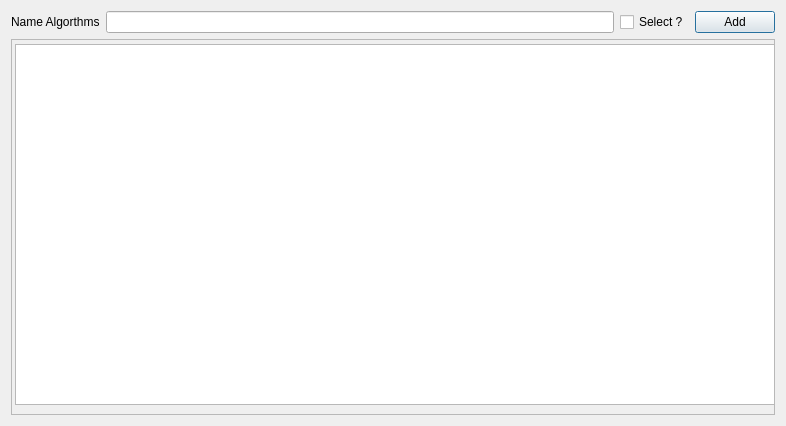
smart-tool/smart-gui, file SMART-GUI-V2/addalgo.ui: the form before one commit.
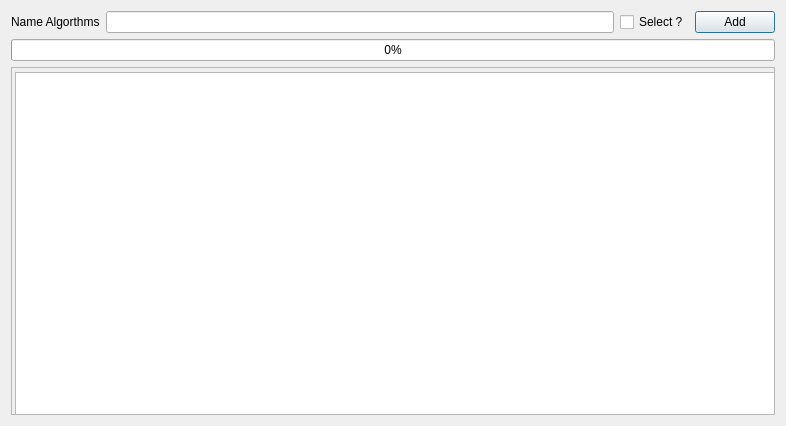
The form after the commit.

The edit to the form file:
```diff
--- a/SMART-GUI-V2/addalgo.ui
+++ b/SMART-GUI-V2/addalgo.ui
@@ -42,7 +42,7 @@
      </item>
     </layout>
    </item>
-   <item row="1" column="0">
+   <item row="2" column="0">
     <widget class="QScrollArea" name="scrollArea">
      <property name="widgetResizable">
       <bool>true</bool>
@@ -53,7 +53,7 @@
         <x>0</x>
         <y>0</y>
         <width>766</width>
-        <height>365</height>
+        <height>330</height>
        </rect>
       </property>
       <widget class="QTextEdit" name="textEdit">
@@ -69,6 +69,13 @@
      </widget>
     </widget>
    </item>
+   <item row="1" column="0">
+    <widget class="QProgressBar" name="progressBar">
+     <property name="value">
+      <number>0</number>
+     </property>
+    </widget>
+   </item>
   </layout>
  </widget>
  <resources/>
```
